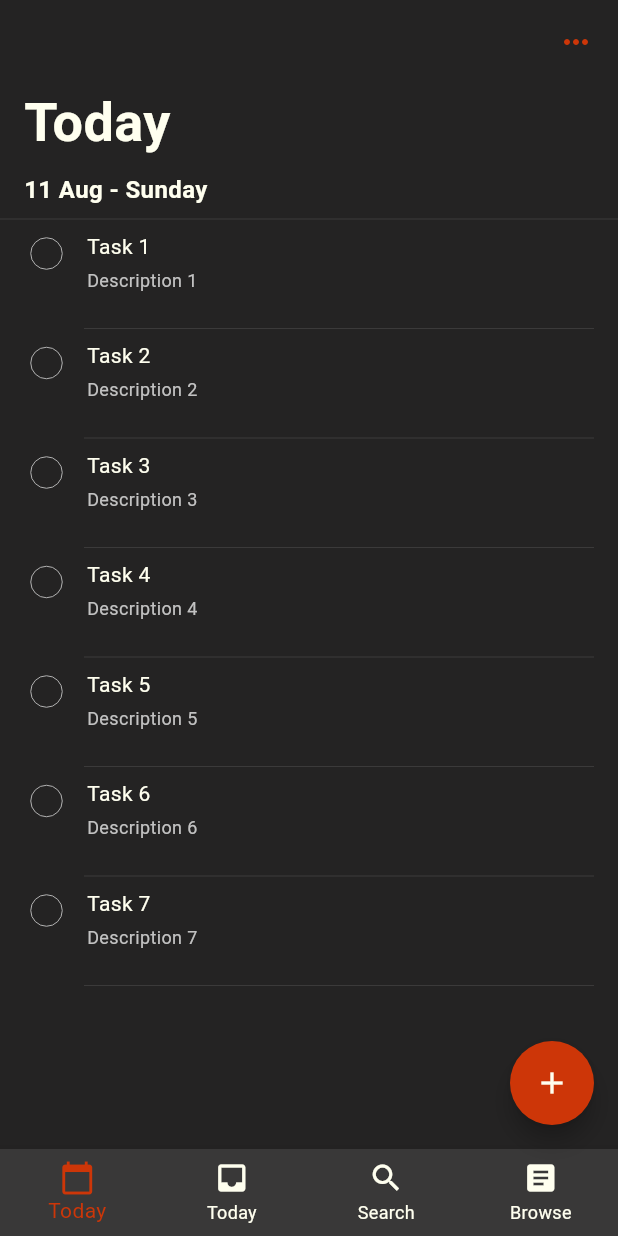
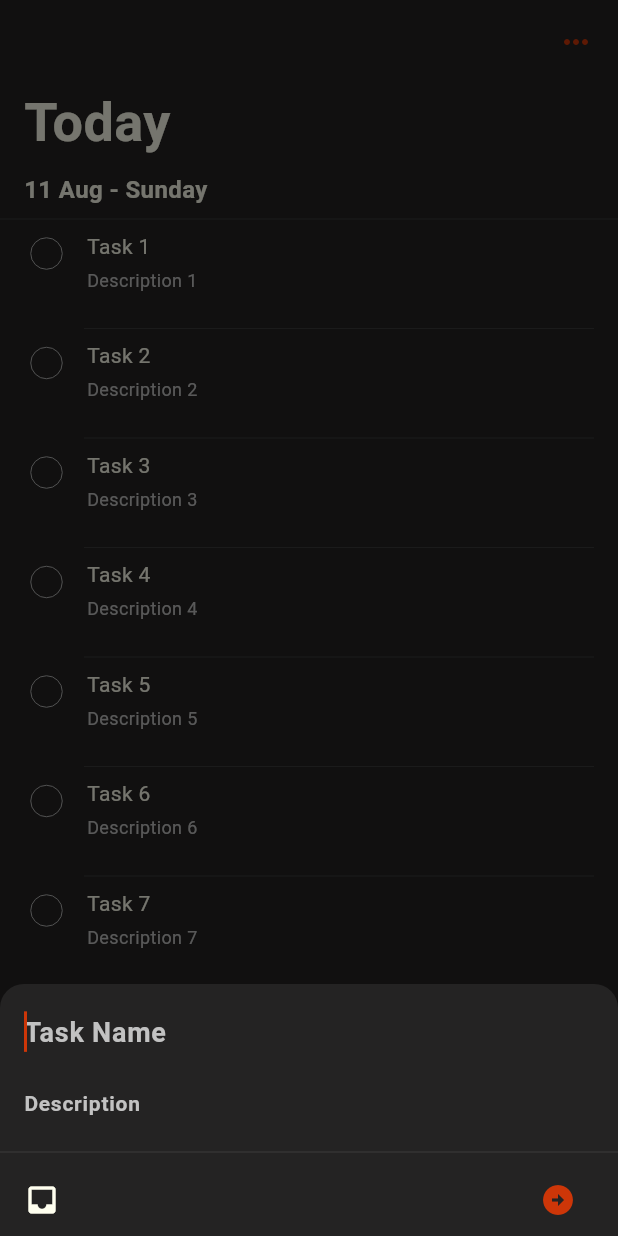
Before and after one commit to amaralfatah/flutter-todoist-clone-app-ex, a Flutter app: the screen it shows after launch, after a tap on the "add" icon, on a phone screen of 412 x 824 dp. Run offline on Flutter 3.47's test engine with Material 3 defaults, Android fonts, the phone set to English and light mode, and no system bars.

Commit message:
implementasi addTodo with setstate

```diff
--- a/lib/constants.dart
+++ b/lib/constants.dart
@@ -1,5 +1,4 @@
 import 'package:flutter/material.dart';
-import 'package:todoist_clone_app/data/todo.dart';
 
 class ColorPallete {
   static const black = Color(0xFF242323);
@@ -8,15 +7,3 @@ class ColorPallete {
   static const grey = Color(0xFFC2C2C2);
   static const white = Color(0xFFFFFFEF);
 }
-
-class DummyData {
-  static final taskLists = [
-    Todo(title: 'Task 1', description: 'Description 1'),
-    Todo(title: 'Task 2', description: 'Description 2'),
-    Todo(title: 'Task 3', description: 'Description 3'),
-    Todo(title: 'Task 4', description: 'Description 4'),
-    Todo(title: 'Task 5', description: 'Description 5'),
-    Todo(title: 'Task 6', description: 'Description 6'),
-    Todo(title: 'Task 7', description: 'Description 7'),
-  ];
-}
--- a/lib/todo_home_screen.dart
+++ b/lib/todo_home_screen.dart
@@ -1,5 +1,6 @@
 import 'package:flutter/material.dart';
 import 'package:todoist_clone_app/constants.dart';
+import 'package:todoist_clone_app/data/todo.dart';
 import 'package:todoist_clone_app/widgets/bottom_nav_bar_widget.dart';
 import 'package:todoist_clone_app/widgets/todo_tile_widget.dart';
 
@@ -11,6 +12,26 @@ class TodoHomeScreen extends StatefulWidget {
 }
 
 class _TodoHomeScreenState extends State<TodoHomeScreen> {
+  List<Todo> _todos = [];
+
+  String? _title;
+  String? _description;
+
+  @override
+  void initState() {
+    super.initState();
+
+    _todos = [
+      Todo(title: 'Task 1', description: 'Description 1'),
+      Todo(title: 'Task 2', description: 'Description 2'),
+      Todo(title: 'Task 3', description: 'Description 3'),
+      Todo(title: 'Task 4', description: 'Description 4'),
+      Todo(title: 'Task 5', description: 'Description 5'),
+      Todo(title: 'Task 6', description: 'Description 6'),
+      Todo(title: 'Task 7', description: 'Description 7'),
+    ];
+  }
+
   @override
   Widget build(BuildContext context) {
     return Scaffold(
@@ -65,7 +86,7 @@ class _TodoHomeScreenState extends State<TodoHomeScreen> {
               itemBuilder: (context, index) {
                 return Column(
                   children: [
-                    TodoTileWidget(todo: DummyData.taskLists[index]),
+                    TodoTileWidget(todo: _todos[index]),
                     const SizedBox(
                       height: 16.0,
                     ),
@@ -77,16 +98,18 @@ class _TodoHomeScreenState extends State<TodoHomeScreen> {
                   ],
                 );
               },
-              itemCount: DummyData.taskLists.length,
+              itemCount: _todos.length,
             ),
           ),
         ],
       ),
       floatingActionButton: FloatingActionButton(
+        backgroundColor: ColorPallete.red,
+        onPressed: () {
+          _showAddTaskModalBottomSheet(context);
+        },
         tooltip: 'Add Task',
         shape: const CircleBorder(),
-        onPressed: () {},
-        backgroundColor: ColorPallete.red,
         child: const Icon(
           Icons.add,
           color: ColorPallete.white,
@@ -95,4 +118,123 @@ class _TodoHomeScreenState extends State<TodoHomeScreen> {
       bottomNavigationBar: const BottomNavBarWidget(),
     );
   }
+
+  void _showAddTaskModalBottomSheet(BuildContext context) {
+    showModalBottomSheet(
+      context: context,
+      backgroundColor: ColorPallete.black,
+      shape: const RoundedRectangleBorder(
+        borderRadius: BorderRadius.vertical(
+          top: Radius.circular(16.0),
+        ),
+      ),
+      isScrollControlled: true,
+      builder: (context) {
+        return Padding(
+          padding: EdgeInsets.only(
+            top: 8.0,
+            bottom: MediaQuery.of(context).viewInsets.bottom,
+          ),
+          child: Column(
+            mainAxisSize: MainAxisSize.min,
+            children: [
+              TextField(
+                onChanged: (value) {
+                  _title = value;
+                },
+                decoration: const InputDecoration(
+                  contentPadding: EdgeInsets.symmetric(
+                    horizontal: 16.0,
+                  ),
+                  hintText: 'Task Name',
+                  border: InputBorder.none,
+                  hintStyle: TextStyle(
+                    color: ColorPallete.grey,
+                    fontSize: 18.0,
+                    fontWeight: FontWeight.bold,
+                    decoration: TextDecoration.none,
+                  ),
+                ),
+                style: const TextStyle(
+                  color: ColorPallete.white,
+                  fontSize: 18.0,
+                  fontWeight: FontWeight.bold,
+                  decoration: TextDecoration.none,
+                  decorationThickness: 0,
+                ),
+                cursorColor: ColorPallete.red,
+                autofocus: true,
+              ),
+              TextField(
+                onChanged: (value) {
+                  _description = value;
+                },
+                decoration: const InputDecoration(
+                  contentPadding: EdgeInsets.symmetric(
+                    horizontal: 16.0,
+                  ),
+                  hintText: 'Description',
+                  border: InputBorder.none,
+                  hintStyle: TextStyle(
+                    color: ColorPallete.grey,
+                    fontSize: 14.0,
+                    fontWeight: FontWeight.bold,
+                    decoration: TextDecoration.none,
+                  ),
+                ),
+                style: const TextStyle(
+                  color: ColorPallete.white,
+                  fontSize: 14.0,
+                  fontWeight: FontWeight.bold,
+                  decoration: TextDecoration.none,
+                  decorationThickness: 0,
+                ),
+              ),
+              const Divider(
+                thickness: 0.1,
+                color: ColorPallete.grey,
+              ),
+              Padding(
+                padding: const EdgeInsets.symmetric(
+                  horizontal: 16.0,
+                ),
+                child: Row(
+                  mainAxisAlignment: MainAxisAlignment.spaceBetween,
+                  children: [
+                    const Icon(
+                      Icons.inbox,
+                      color: ColorPallete.white,
+                    ),
+                    IconButton(
+                      onPressed: () {
+                        addTodo();
+                        Navigator.pop(context);
+                      },
+                      icon: const Icon(
+                        Icons.arrow_circle_right,
+                        color: ColorPallete.red,
+                      ),
+                    ),
+                  ],
+                ),
+              )
+            ],
+          ),
+        );
+      },
+    );
+  }
+
+  void addTodo() {
+    if (_title != null && _description != null) {
+      setState(() {
+        _todos.add(
+          Todo(
+            title: _title!,
+            description: _description!,
+          ),
+        );
+      });
+    }
+  }
 }
```
Also changed, not shown: lib/widgets/todo_add_task_dialog.dart (added, +145 -0 lines), lib/widgets/todo_empty_widget.dart (added, +46 -0 lines).
